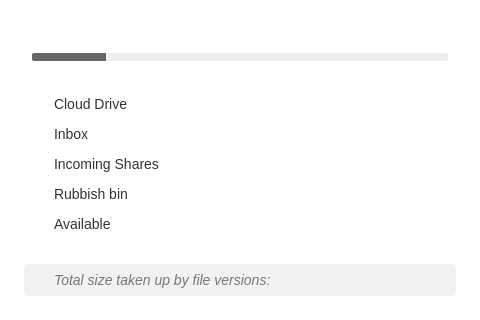
First picture: the form in src/MEGASync/gui/macx/AccountDetailsDialog.ui, repository meganz/MEGAsync, before the edit.
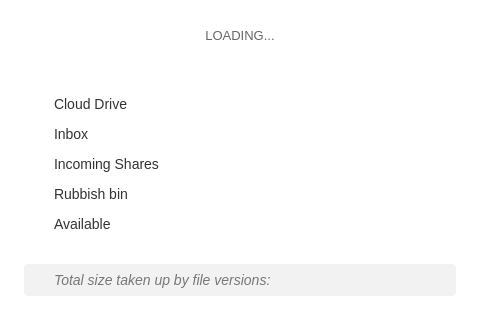
Second picture: the form after the edit. The open tabs and pages were chosen to show the change. Icons and pictures are not drawn.

The edit to the form file:
```diff
--- a/src/MEGASync/gui/macx/AccountDetailsDialog.ui
+++ b/src/MEGASync/gui/macx/AccountDetailsDialog.ui
@@ -103,6 +103,12 @@
 font-size: 14px;
 font-style: italic;
 }
+#lLoading
+{
+color: #666666;	
+font-family: &quot;Source Sans Pro&quot;;	
+font-size: 13px;
+}
 </string>
   </property>
   <layout class="QVBoxLayout" name="verticalLayout_2">
@@ -122,6 +128,40 @@
     <number>3</number>
    </property>
    <item>
+    <widget class="QStackedWidget" name="sHeader">
+     <property name="minimumSize">
+      <size>
+       <width>480</width>
+       <height>40</height>
+      </size>
+     </property>
+     <property name="maximumSize">
+      <size>
+       <width>480</width>
+       <height>40</height>
+      </size>
+     </property>
+     <property name="currentIndex">
+      <number>0</number>
+     </property>
+     <widget class="QWidget" name="pUsedData">
+      <layout class="QVBoxLayout" name="verticalLayout_4">
+       <property name="spacing">
+        <number>3</number>
+       </property>
+       <property name="leftMargin">
+        <number>32</number>
+       </property>
+       <property name="topMargin">
+        <number>0</number>
+       </property>
+       <property name="rightMargin">
+        <number>32</number>
+       </property>
+       <property name="bottomMargin">
+        <number>0</number>
+       </property>
+       <item>
     <widget class="QWidget" name="wUsage" native="true">
      <property name="sizePolicy">
       <sizepolicy hsizetype="Preferred" vsizetype="Preferred">
@@ -131,13 +171,13 @@
      </property>
      <property name="minimumSize">
       <size>
-       <width>0</width>
+           <width>480</width>
        <height>40</height>
       </size>
      </property>
      <property name="maximumSize">
       <size>
-       <width>16777215</width>
+           <width>480</width>
        <height>40</height>
       </size>
      </property>
@@ -146,16 +186,16 @@
      </property>
      <layout class="QVBoxLayout" name="verticalLayout_3">
       <property name="spacing">
-       <number>3</number>
+           <number>5</number>
       </property>
       <property name="leftMargin">
-       <number>32</number>
+           <number>0</number>
       </property>
       <property name="topMargin">
        <number>0</number>
       </property>
       <property name="rightMargin">
-       <number>32</number>
+           <number>0</number>
       </property>
       <property name="bottomMargin">
        <number>0</number>
@@ -304,6 +344,61 @@
      </layout>
     </widget>
    </item>
+      </layout>
+     </widget>
+     <widget class="QWidget" name="pLoading">
+      <layout class="QVBoxLayout" name="verticalLayout_5">
+       <property name="leftMargin">
+        <number>0</number>
+       </property>
+       <property name="topMargin">
+        <number>3</number>
+       </property>
+       <property name="rightMargin">
+        <number>0</number>
+       </property>
+       <property name="bottomMargin">
+        <number>0</number>
+       </property>
+       <item>
+        <widget class="QLabel" name="lLoading">
+         <property name="minimumSize">
+          <size>
+           <width>0</width>
+           <height>17</height>
+          </size>
+         </property>
+         <property name="maximumSize">
+          <size>
+           <width>16777215</width>
+           <height>17</height>
+          </size>
+         </property>
+         <property name="text">
+          <string>LOADING...</string>
+         </property>
+         <property name="alignment">
+          <set>Qt::AlignCenter</set>
+         </property>
+        </widget>
+       </item>
+       <item>
+        <spacer name="verticalSpacer">
+         <property name="orientation">
+          <enum>Qt::Vertical</enum>
+         </property>
+         <property name="sizeHint" stdset="0">
+          <size>
+           <width>20</width>
+           <height>40</height>
+          </size>
+         </property>
+        </spacer>
+       </item>
+      </layout>
+     </widget>
+    </widget>
+   </item>
    <item>
     <widget class="QWidget" name="wDetailedUsage" native="true">
      <property name="minimumSize">
```
Left out of the diff: 4 changed lines with no effect on the pictures. Lines whose indentation alone changed are shown as unchanged.
